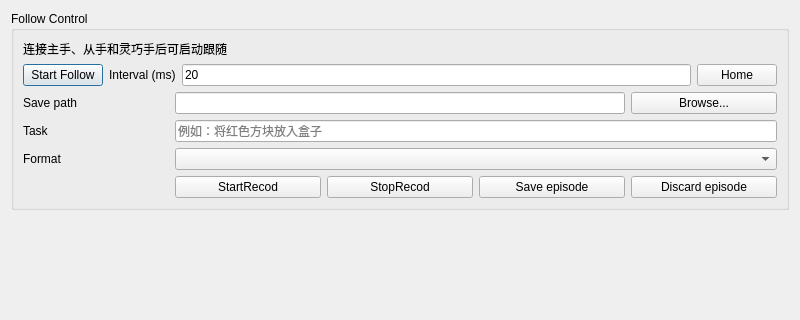
This is src/ui/follow_control_window.ui in FAN0909/master_slave_control_v2 as Qt 5 draws it before an edit; both pictures show x 0 to 800 and y 0 to 320 of the 800 by 535 pixel window. The edited form follows.
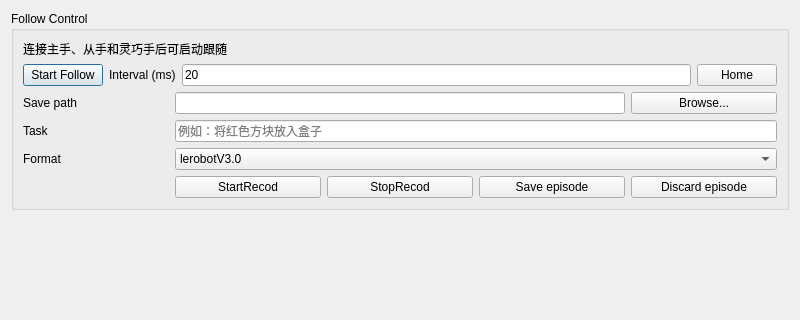
This is the edited form.

Diff of the .ui file:
```diff
--- a/src/ui/follow_control_window.ui
+++ b/src/ui/follow_control_window.ui
@@ -150,6 +150,16 @@
             <property name="toolTip">
              <string>选择 LeRobot 数据集格式；保存或丢弃本条 episode 后可切换。</string>
             </property>
+            <item>
+             <property name="text">
+              <string>lerobotV3.0</string>
+             </property>
+            </item>
+            <item>
+             <property name="text">
+              <string>lerobotv2.1</string>
+             </property>
+            </item>
            </widget>
           </item>
          </layout>
```
